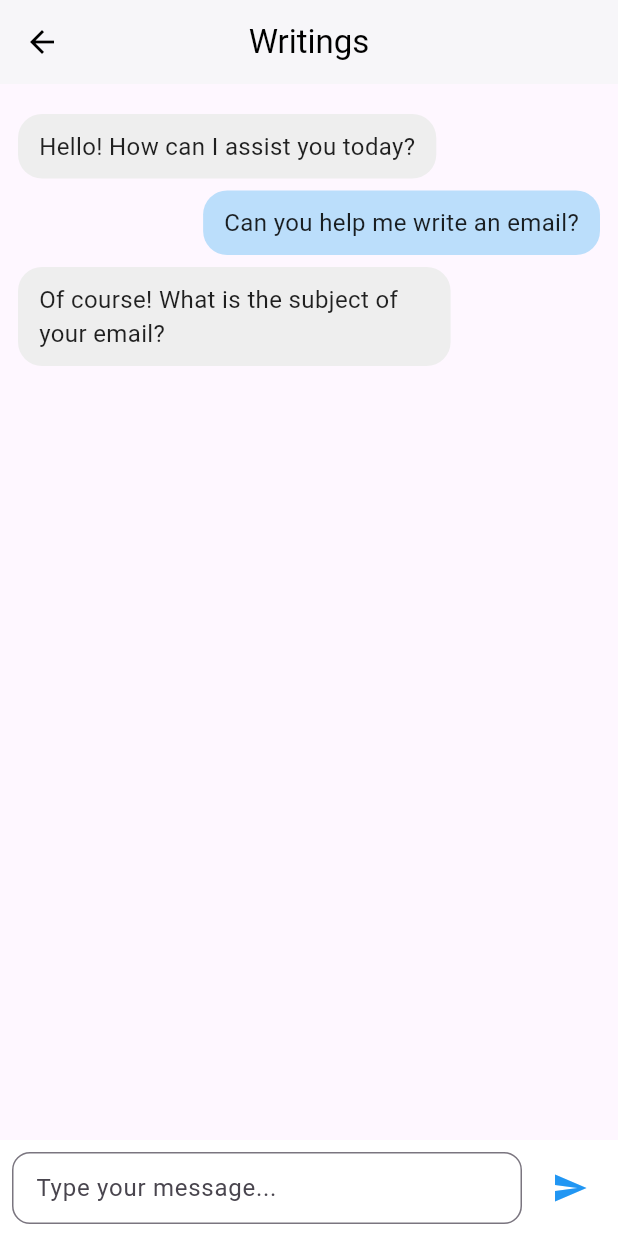
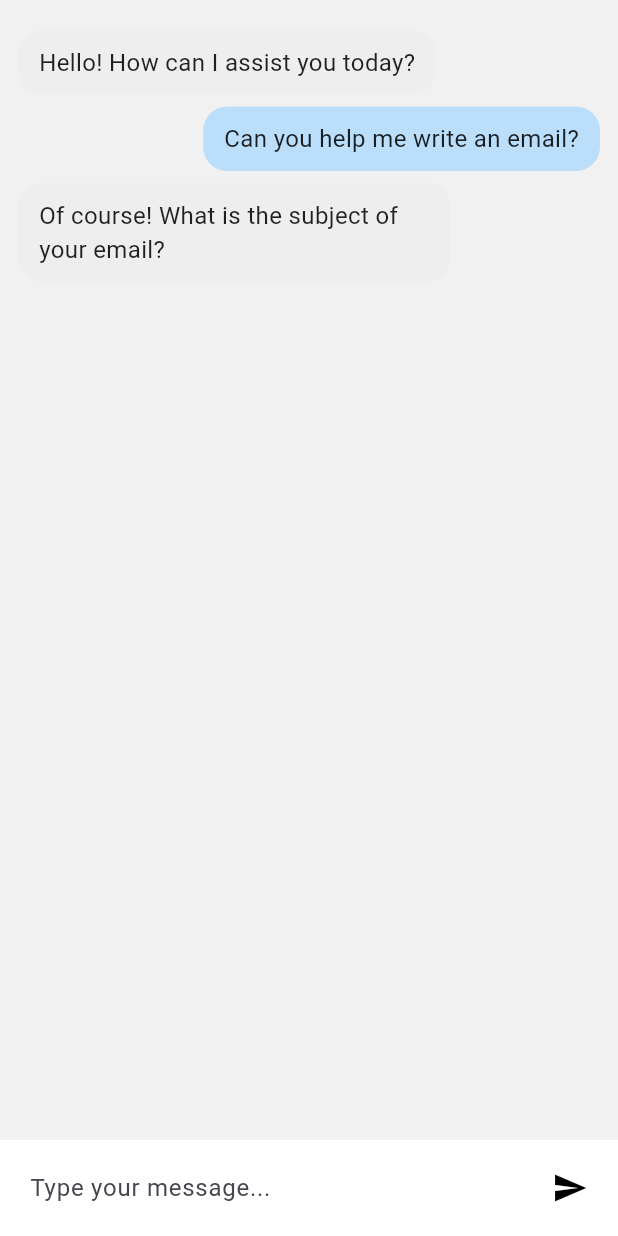
Before and after one commit to Kay-kwaw/Virtual-Artificial-Intelligence, a Flutter app: the screen it shows after launch, item 2 of the bottom bar chosen, after a tap on "Writing Articles", on a phone screen of 412 x 824 dp. Run offline on Flutter 3.47's test engine with Material 3 defaults, Android fonts, the light colour scheme and no system bars.

Commit message:
other_screens

```diff
--- a/lib/screens/ai_assistance.dart
+++ b/lib/screens/ai_assistance.dart
@@ -1,3 +1,6 @@
+import 'package:authentication_trials/screens/ai_assistants_screen.dart/business.dart';
+import 'package:authentication_trials/screens/ai_assistants_screen.dart/creative.dart';
+import 'package:authentication_trials/screens/ai_assistants_screen.dart/social_media.dart';
 import 'package:authentication_trials/screens/ai_assistants_screen.dart/writings.dart';
 import 'package:flutter/material.dart';
 import '../constants/reusable_button.dart';
@@ -55,7 +58,11 @@ class Aiassistance extends StatelessWidget {
                           Navigator.push(context, MaterialPageRoute(builder: (context) => WritingsPage()));
                         },
                         child: CustomBox(icon: Icons.book, title: 'Writing Articles', subtitle: 'General well-written articles on any topic you')),
-                      CustomBox(icon: Icons.school, title: 'Acadamic Writings', subtitle: 'Generate educational writing such as essays,'),
+                      InkWell(
+                        onTap: () {
+                          // Navigator.push(context, MaterialPageRoute(builder: (context) => AcadamicWritingsPage()));
+                        },
+                        child: CustomBox(icon: Icons.school, title: 'Acadamic Writings', subtitle: 'Generate educational writing such as essays,')),
                     ],
                   ),
                   // Text in between rows
@@ -79,8 +86,16 @@ class Aiassistance extends StatelessWidget {
                     shrinkWrap: true,
                     physics: NeverScrollableScrollPhysics(),
                     children: [
-                      CustomBox(icon: Icons.lightbulb, title: 'Ideas', subtitle: 'Generate Ideas from any music genre you want.'),
-                      CustomBox(icon: Icons.business, title: 'Storyteller', subtitle: 'Generate a story from any topic you want.'),
+                      InkWell(
+                        onTap: () {
+                          // Navigator.push(context, MaterialPageRoute(builder: (context) => IdeasPage()));
+                        },
+                        child: CustomBox(icon: Icons.lightbulb, title: 'Ideas', subtitle: 'Generate Ideas from any music genre you want.')),
+                      InkWell(
+                        onTap: () {
+                          // Navigator.push(context, MaterialPageRoute(builder: (context) => StorytellerPage()));
+                        },
+                        child: CustomBox(icon: Icons.business, title: 'Storyteller', subtitle: 'Generate a story from any topic you want.')),
                     ],
                   ),
                   Padding(
@@ -102,8 +117,12 @@ class Aiassistance extends StatelessWidget {
                     shrinkWrap: true,
                     physics: NeverScrollableScrollPhysics(),
                     children: [
-                      CustomBox(icon: Icons.lightbulb, title: 'Email Writer', subtitle: 'Generate a well-written email for any purpose you want.'),
-                      CustomBox(icon: Icons.business, title: 'Business Plan', subtitle: 'Generate a business plan for any business you want.'),
+                      InkWell(
+                        onTap: () {},
+                        child: CustomBox(icon: Icons.lightbulb, title: 'Email Writer', subtitle: 'Generate a well-written email for any purpose you want.')),
+                      InkWell(
+                        onTap: () {},
+                        child: CustomBox(icon: Icons.business, title: 'Business Plan', subtitle: 'Generate a business plan for any business you want.')),
                     ],
                   ),
                   Padding(
@@ -125,17 +144,21 @@ class Aiassistance extends StatelessWidget {
                     shrinkWrap: true,
                     physics: NeverScrollableScrollPhysics(),
                     children: [
-                      CustomBox(icon: Icons.people, title: 'Networking', subtitle: 'Find and connect with professionals.'),
-                      CustomBox(icon: Icons.share, title: 'Sharing', subtitle: 'Share your content easily.'),
+                      InkWell(
+                        onTap: () {},
+                        child: CustomBox(icon: Icons.people, title: 'Networking', subtitle: 'Find and connect with professionals.')),
+                      InkWell(
+                        onTap: () {},
+                        child: CustomBox(icon: Icons.share, title: 'Sharing', subtitle: 'Share your content easily.')),
                     ],
                   ),
                 ],
               ),
             ),
-            Center(child: Text('Page 2')),
-            Center(child: Text('Page 3')),
-            Center(child: Text('Page 4')),
-            Center(child: Text('Page 5')),
+            Center(child: WritingsPage()),
+            Center(child: CreativePage()),
+            Center(child: BusinessPage()),
+            Center(child: SocialMedia()),
           ],
         ),
       ),
--- /dev/null
+++ b/lib/screens/ai_assistants_screen.dart/business.dart
@@ -0,0 +1,10 @@
+import 'package:flutter/material.dart';
+
+class BusinessPage extends StatelessWidget {
+  const BusinessPage({super.key});
+
+  @override
+  Widget build(BuildContext context) {
+    return Scaffold();
+  }
+}
--- a/lib/screens/ai_assistants_screen.dart/writings.dart
+++ b/lib/screens/ai_assistants_screen.dart/writings.dart
@@ -18,13 +18,14 @@ class _WritingsPageState extends State<WritingsPage> {
   @override
   Widget build(BuildContext context) {
     return Scaffold(
-      appBar: AppBar(
-        title: const Text('Writings'),
-        centerTitle: true,
-        backgroundColor: Colors.white,
-        foregroundColor: Colors.black,
-        elevation: 1,
-      ),
+      backgroundColor: const Color.fromARGB(255, 241, 241, 241),
+      // appBar: AppBar(
+      //   title: const Text('Writings'),
+      //   centerTitle: true,
+      //   backgroundColor: Colors.white,
+      //   foregroundColor: Colors.black,
+      //   elevation: 1,
+      // ),
       body: SafeArea(
         child: Column(
           children: [
@@ -67,16 +68,14 @@ class _WritingsPageState extends State<WritingsPage> {
                       controller: _controller,
                       decoration: const InputDecoration(
                         hintText: 'Type your message...',
-                        border: OutlineInputBorder(
-                          borderRadius: BorderRadius.all(Radius.circular(12)),
-                        ),
+                        border: InputBorder.none,
                         contentPadding: EdgeInsets.symmetric(horizontal: 12, vertical: 8),
                       ),
                     ),
                   ),
                   const SizedBox(width: 8),
                   IconButton(
-                    icon: const Icon(Icons.send, color: Colors.blue),
+                    icon: const Icon(Icons.send, color: Colors.black),
                     onPressed: () {}, // No logic, UI only
                   ),
                 ],
```
Also changed, not shown: lib/screens/ai_assistants_screen.dart/creative.dart (added), lib/screens/ai_assistants_screen.dart/emails.dart (added), lib/screens/ai_assistants_screen.dart/social_media.dart (added).
